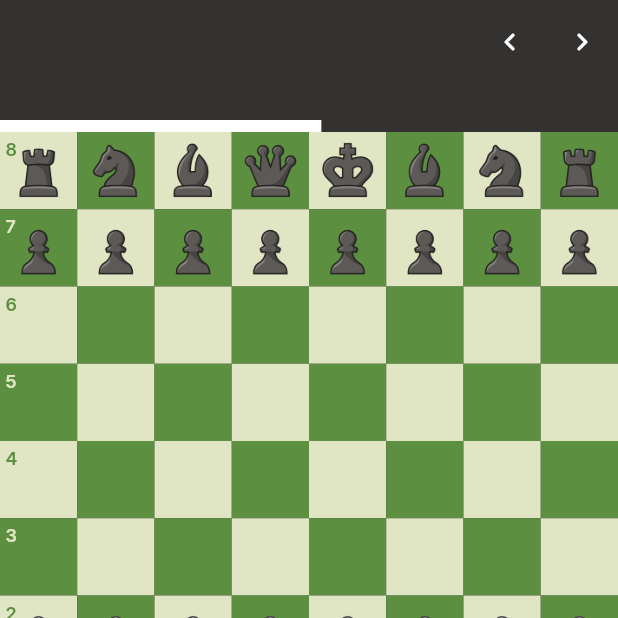
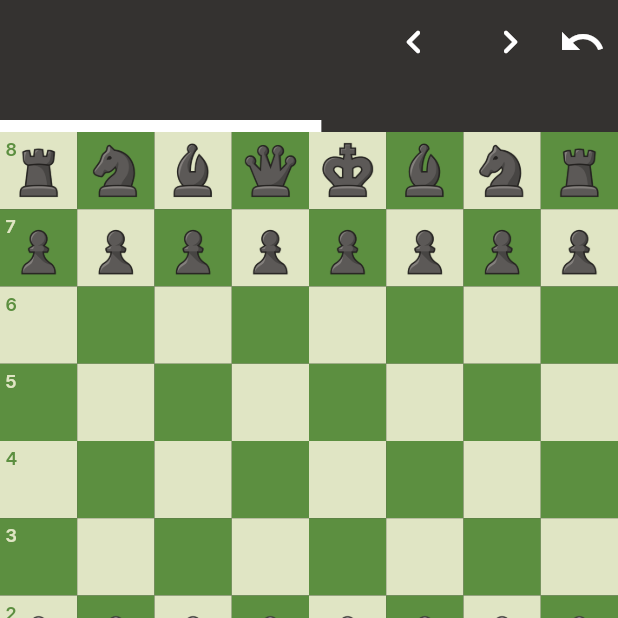
Before and after one commit to Nathaniel-Akubuo/chess_app, a Flutter app: the screen it shows after launch, on a phone screen of 412 x 824 dp, the top half of it. Run offline on Flutter 3.47's test engine with Material 3 defaults, Android fonts, the phone set to English and light mode, and no system bars; our stand-ins replace audioplayers, cached_network_image, flutter_svg, shimmer, stacked, stacked_services and 1 more.

Commit message:
undo last move

```diff
--- a/lib/models/game.dart
+++ b/lib/models/game.dart
@@ -44,6 +44,12 @@ class Game {
     }
 
     return copyWith(positions: positions, moves: moves);
+  }
+
+  Game undoLastMove() {
+    moves.removeLast();
+    positions.removeLast();
+    return copyWith();
   }
 
   Game copyWith({
--- a/lib/ui/views/home/home_view.dart
+++ b/lib/ui/views/home/home_view.dart
@@ -56,12 +56,17 @@ class _HomeViewState extends State<HomeView> {
           appBar: AppBar(
             actions: [
               IconButton(
-                icon: const Icon(Icons.chevron_left_rounded, color: Colors.white),
+                icon: const Icon(Icons.chevron_left_rounded, color: Colors.white, size: 32),
                 onPressed: () => viewModel.moveBackward(),
               ),
+              horizontalSpace(16),
               IconButton(
-                icon: const Icon(Icons.chevron_right_rounded, color: Colors.white),
+                icon: const Icon(Icons.chevron_right_rounded, color: Colors.white, size: 32),
                 onPressed: () => viewModel.moveForward(),
+              ),
+              IconButton(
+                icon: const Icon(Icons.undo, color: Colors.white, size: 32),
+                onPressed: () => viewModel.undo(),
               ),
             ],
             bottom: PreferredSize(
--- a/lib/ui/views/home/home_viewmodel.dart
+++ b/lib/ui/views/home/home_viewmodel.dart
@@ -106,6 +106,12 @@ class HomeViewModel extends IndexTrackingViewModel {
     notifyListeners();
   }
 
+  void undo() {
+    _gameService.undoLastMove();
+    previewPosition = currentGame?.currentPosition;
+    notifyListeners();
+  }
+
   void moveForward() {
     if (currentGame == null) return;
 
```
Also changed, not shown: lib/services/game_service.dart (+8 -3 lines).
